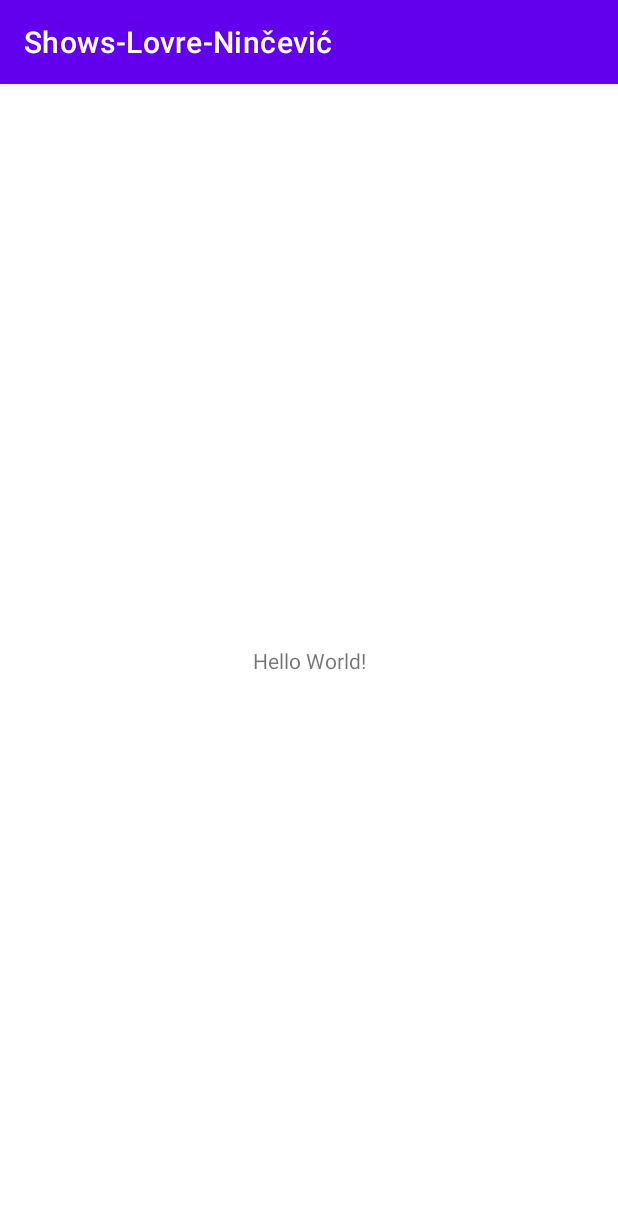
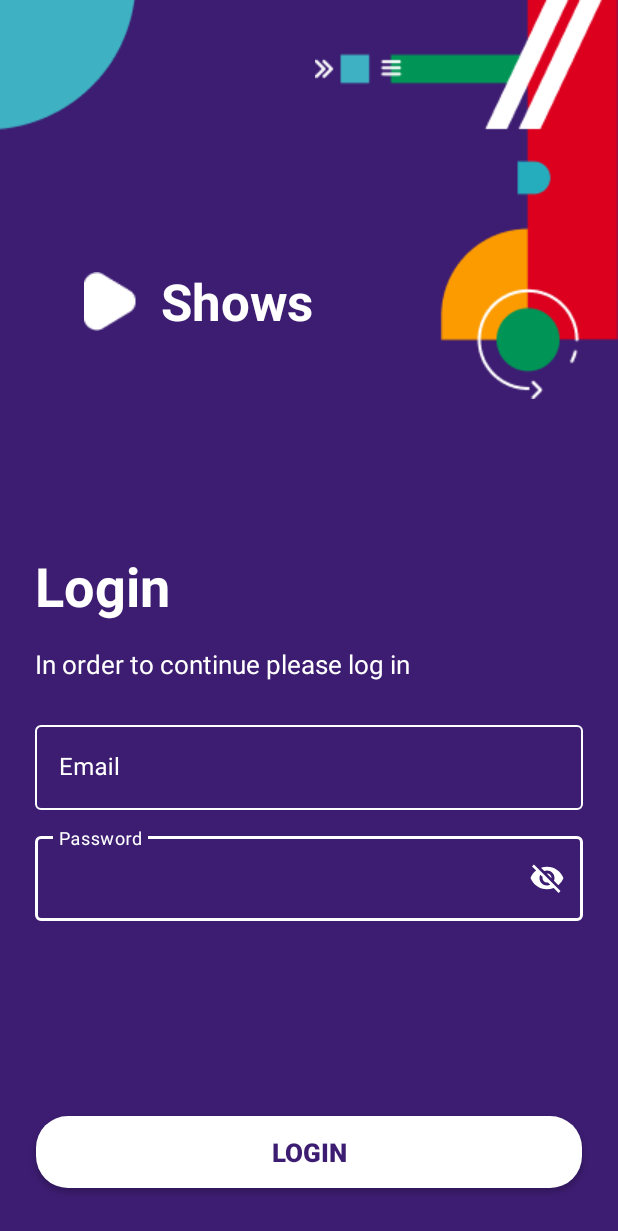
Before and after one commit to Pestilence01/infinum-academy-shows-app-Pestilence01, an Android app: the screen it shows after launch (MainActivity before the commit, LoginActivity after it), on a phone screen of 412 x 824 dp. Shown: the top 1231 px of the screen. Run offline under Robolectric (Android 15) with nearby library versions, the phone set to English and light mode, and no system bars.

Commit message:
Finished UI design in Login Activity

```diff
--- a/app/src/main/AndroidManifest.xml
+++ b/app/src/main/AndroidManifest.xml
@@ -14,8 +14,9 @@
         android:theme="@style/Theme.ShowsLovreNinčević"
         tools:targetApi="31">
         <activity
-            android:name=".MainActivity"
-            android:exported="true">
+            android:name=".LoginActivity"
+            android:exported="true"
+            android:theme="@style/AppTheme.NoActionBar">  <!-- A custom theme that hides the action bar -->
             <intent-filter>
                 <action android:name="android.intent.action.MAIN" />
 
--- a/app/src/main/java/com/example/shows_lovre_nincevic_pestilence01/MainActivity.kt
+++ b/app/src/main/java/com/example/shows_lovre_nincevic_pestilence01/LoginActivity.kt
@@ -3,9 +3,9 @@ package com.example.shows_lovre_nincevic_pestilence01
 import androidx.appcompat.app.AppCompatActivity
 import android.os.Bundle
 
-class MainActivity : AppCompatActivity() {
+class LoginActivity : AppCompatActivity() {
     override fun onCreate(savedInstanceState: Bundle?) {
         super.onCreate(savedInstanceState)
-        setContentView(R.layout.activity_main)
+        setContentView(R.layout.activity_login)
     }
 }
--- /dev/null
+++ b/app/src/main/res/drawable/edit_text_email_login.xml
@@ -0,0 +1,7 @@
+<?xml version="1.0" encoding="utf-8"?>
+<shape xmlns:android="http://schemas.android.com/apk/res/android">
+
+    <solid android:color="@color/dark_purple"/>
+    <corners android:radius="3.5dp"/>
+
+</shape>
--- /dev/null
+++ b/app/src/main/res/drawable/rounded_button_login_toggled_off.xml
@@ -0,0 +1,7 @@
+<?xml version="1.0" encoding="utf-8"?>
+<shape xmlns:android="http://schemas.android.com/apk/res/android">
+
+    <solid android:color="@color/transparent_grey"/>
+    <corners android:radius="21.5dp"/>
+
+</shape>
--- /dev/null
+++ b/app/src/main/res/drawable/rounded_button_login_toggled_on.xml
@@ -0,0 +1,7 @@
+<?xml version="1.0" encoding="utf-8"?>
+<shape xmlns:android="http://schemas.android.com/apk/res/android">
+
+    <solid android:color="@color/white"/>
+    <corners android:radius="21.5dp"/>
+
+</shape>
--- /dev/null
+++ b/app/src/main/res/layout/activity_login.xml
@@ -0,0 +1,149 @@
+<?xml version="1.0" encoding="utf-8"?>
+<androidx.constraintlayout.widget.ConstraintLayout xmlns:android="http://schemas.android.com/apk/res/android"
+    xmlns:app="http://schemas.android.com/apk/res-auto"
+    xmlns:tools="http://schemas.android.com/tools"
+    android:layout_width="match_parent"
+    android:layout_height="match_parent"
+    tools:context=".LoginActivity"
+    android:background="@color/dark_purple">
+
+    <ImageView
+        android:id="@+id/IV_top_left_login"
+        android:layout_width="wrap_content"
+        android:layout_height="wrap_content"
+        android:src="@drawable/top_left_illustration_login_screen"
+        app:layout_constraintTop_toTopOf="parent"
+        app:layout_constraintStart_toStartOf="parent"
+        />
+
+    <ImageView
+        android:id="@+id/IV_top_right_login"
+        android:layout_width="wrap_content"
+        android:layout_height="wrap_content"
+        android:src="@drawable/top_right_illustration_login_screen"
+        app:layout_constraintEnd_toEndOf="parent"
+        app:layout_constraintTop_toTopOf="parent"
+        />
+
+    <ImageView
+        android:id="@+id/IV_triangle_login"
+        android:layout_width="wrap_content"
+        android:layout_height="wrap_content"
+        android:layout_marginStart="56dp"
+        android:layout_marginTop="181dp"
+        android:src="@drawable/triangle"
+        app:layout_constraintStart_toStartOf="parent"
+        app:layout_constraintTop_toTopOf="parent" />
+
+    <TextView
+        android:layout_width="wrap_content"
+        android:layout_height="wrap_content"
+        android:layout_marginStart="16dp"
+        android:text="Shows"
+        android:textColor="@color/white"
+        android:textSize="34sp"
+        android:textStyle="bold"
+        app:layout_constraintStart_toEndOf="@+id/IV_triangle_login"
+        app:layout_constraintTop_toTopOf="parent"
+        android:layout_marginTop="178dp"/>
+
+    <com.google.android.material.textfield.TextInputLayout
+        android:id="@+id/TIL_password_login"
+        style="@style/Widget.MaterialComponents.TextInputLayout.OutlinedBox"
+        android:layout_width="match_parent"
+        android:layout_height="wrap_content"
+        android:layout_marginBottom="130dp"
+        android:layout_marginEnd="23dp"
+        android:layout_marginStart="23dp"
+        app:passwordToggleEnabled="true"
+        app:endIconMode="password_toggle"
+        android:hint="Password"
+        app:boxStrokeColor="@color/white"
+        android:textColorHint="@color/white"
+        app:layout_constraintEnd_toEndOf="parent"
+        app:layout_constraintStart_toStartOf="parent"
+        app:layout_constraintBottom_toTopOf="@id/button_login"
+        >
+
+        <com.google.android.material.textfield.TextInputEditText
+            android:id="@+id/ET_password_login"
+            android:layout_width="match_parent"
+            android:layout_height="wrap_content"
+            app:boxStrokeColor="@color/white"
+            android:textColorHint="@color/white"
+            android:textColor="@color/white"
+            android:textSize="16dp"
+            />
+    </com.google.android.material.textfield.TextInputLayout>
+
+    <com.google.android.material.textfield.TextInputLayout
+        android:id="@+id/TIL_email_login"
+        style="@style/Widget.MaterialComponents.TextInputLayout.OutlinedBox"
+        android:layout_width="match_parent"
+        android:layout_height="wrap_content"
+        android:layout_marginBottom="12dp"
+        android:layout_marginEnd="23dp"
+        android:layout_marginStart="23dp"
+        android:hint="Email"
+        app:boxStrokeColor="@color/white"
+        android:textColorHint="@color/white"
+        android:backgroundTint="@color/white"
+        app:layout_constraintEnd_toEndOf="parent"
+        app:layout_constraintStart_toStartOf="parent"
+        app:layout_constraintBottom_toTopOf="@id/TIL_password_login"
+        >
+
+        <com.google.android.material.textfield.TextInputEditText
+            android:id="@+id/email"
+            android:layout_width="match_parent"
+            android:layout_height="wrap_content"
+            app:boxStrokeColor="@color/white"
+            android:textColorHint="@color/white"
+            android:textColor="@color/white"
+            android:textSize="16dp"
+            />
+    </com.google.android.material.textfield.TextInputLayout>
+
+    <TextView
+        android:id="@+id/ET_please_log_in"
+        android:layout_width="match_parent"
+        android:layout_height="wrap_content"
+        android:text="In order to continue please log in"
+        android:textSize="17dp"
+        android:textColor="@color/white"
+        android:layout_marginBottom="23dp"
+        android:layout_marginStart="23dp"
+        app:layout_constraintStart_toStartOf="parent"
+        app:layout_constraintBottom_toTopOf="@id/TIL_email_login"
+        />
+
+    <TextView
+        android:id="@+id/ET_login"
+        android:layout_width="match_parent"
+        android:layout_height="wrap_content"
+        android:text="Login"
+        android:textStyle="bold"
+        android:textSize="36dp"
+        android:textColor="@color/white"
+        android:layout_marginBottom="16dp"
+        android:layout_marginStart="23dp"
+        app:layout_constraintStart_toStartOf="parent"
+        app:layout_constraintBottom_toTopOf="@id/ET_please_log_in"
+        />
+
+    <androidx.appcompat.widget.AppCompatButton
+        android:id="@+id/button_login"
+        android:layout_width="match_parent"
+        android:layout_height="wrap_content"
+        app:layout_constraintBottom_toBottomOf="parent"
+        android:background="@drawable/rounded_button_login_toggled_on"
+        android:layout_marginStart="24dp"
+        android:layout_marginEnd="24dp"
+        android:layout_marginBottom="32dp"
+        android:text="Login"
+        android:textSize="17dp"
+        android:textColor="@color/dark_purple"
+        android:textStyle="bold"
+        />
+
+</androidx.constraintlayout.widget.ConstraintLayout>
--- a/app/src/main/res/layout/activity_main.xml
+++ /dev/null
@@ -1,18 +0,0 @@
-<?xml version="1.0" encoding="utf-8"?>
-<androidx.constraintlayout.widget.ConstraintLayout xmlns:android="http://schemas.android.com/apk/res/android"
-    xmlns:app="http://schemas.android.com/apk/res-auto"
-    xmlns:tools="http://schemas.android.com/tools"
-    android:layout_width="match_parent"
-    android:layout_height="match_parent"
-    tools:context=".MainActivity">
-
-    <TextView
-        android:layout_width="wrap_content"
-        android:layout_height="wrap_content"
-        android:text="Hello World!"
-        app:layout_constraintBottom_toBottomOf="parent"
-        app:layout_constraintEnd_toEndOf="parent"
-        app:layout_constraintStart_toStartOf="parent"
-        app:layout_constraintTop_toTopOf="parent" />
-
-</androidx.constraintlayout.widget.ConstraintLayout>
--- a/app/src/main/res/values/colors.xml
+++ b/app/src/main/res/values/colors.xml
@@ -7,4 +7,10 @@
     <color name="teal_700">#FF018786</color>
     <color name="black">#FF000000</color>
     <color name="white">#FFFFFFFF</color>
+
+    <color name="dark_purple">#3D1D72</color>
+    <color name="transparent_grey">#80BBBBBB</color>
+
+    <color name="mtrl_textinput_default_box_stroke_color">#FFFFFF</color>
+    <!-- this forces the outline stroke of the the input text to be white when unfocused -->
 </resources>
--- a/app/src/main/res/values/themes.xml
+++ b/app/src/main/res/values/themes.xml
@@ -13,4 +13,19 @@
         <item name="android:statusBarColor" tools:targetApi="l">?attr/colorPrimaryVariant</item>
         <!-- Customize your theme here. -->
     </style>
+
+
+    <style name="AppTheme.NoActionBar"
+        parent="Theme.MaterialComponents.Light.DarkActionBar">
+        <item name="windowActionBar">false</item>
+        <item name="windowNoTitle">true</item>
+
+        <item name="colorPrimary">@color/white</item>
+        <item name="colorAccent">#ffffff</item>
+        <!-- the text input layout needs to define a primary color or it will use the default (black) one -->
+
+
+    </style>
+
+
 </resources>
```
Also changed, not shown: app/src/main/res/drawable-v24/top_left_illustration_login_screen.png (added), app/src/main/res/drawable-v24/top_right_illustration_login_screen.png (added), app/src/main/res/drawable-v24/triangle.png (added).
